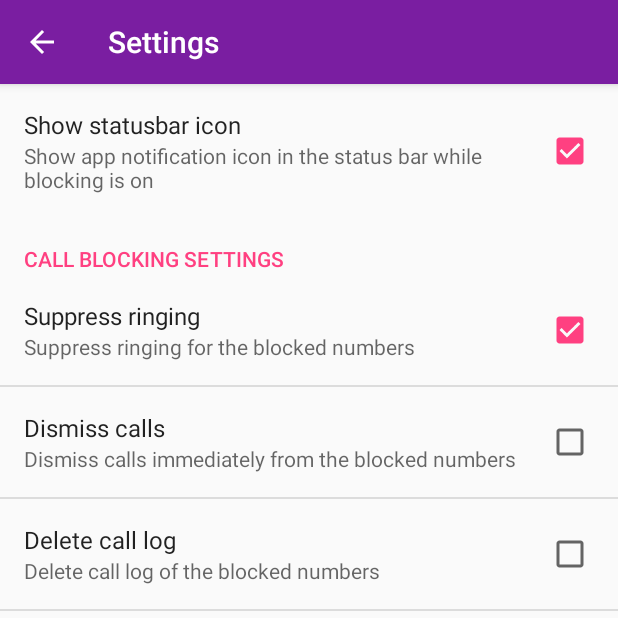
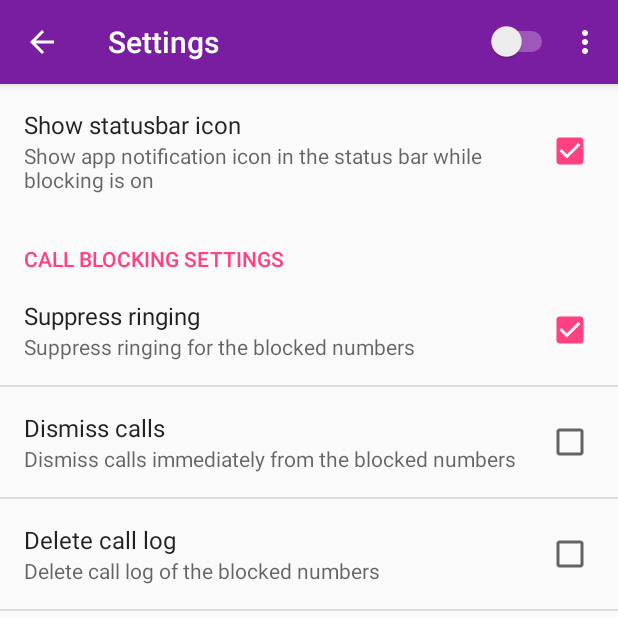
Before and after one commit to owlab-exp/101-4, an Android app: the screen it shows after launch (MainActivity), in the options menu, after a tap on "Settings", on a phone screen of 412 x 824 dp, the top half of it. Run offline under Robolectric (Android 15) with nearby library versions, the phone set to English and light mode, and no system bars.

Commit message:
Refine settings fragment's actiion bar adjustment

```diff
--- a/app/src/main/java/com/owlab/callblocker/MainActivity.java
+++ b/app/src/main/java/com/owlab/callblocker/MainActivity.java
@@ -8,7 +8,6 @@ import android.support.v7.app.AppCompatActivity;
 import android.support.v7.widget.Toolbar;
 import android.view.Menu;
 import android.view.MenuItem;
-import android.view.View;
 import android.widget.Switch;
 
 import com.owlab.callblocker.fragment.PhoneListFragment;
@@ -38,6 +37,8 @@ public class MainActivity extends AppCompatActivity {
     }
 
     private Menu menu;
+
+    public Menu getMenu() {return this.menu;}
 
     @Override
     public boolean onCreateOptionsMenu(Menu menu) {
@@ -99,27 +100,27 @@ public class MainActivity extends AppCompatActivity {
         mainOnOffSwitch.setChecked(checked);
     }
 
-    public void changeActionBar(String title) {
-        if (getSupportActionBar() != null) {
-            getSupportActionBar().setTitle(title);
-            getSupportActionBar().setDisplayHomeAsUpEnabled(true);
-        }
+    //public void changeActionBarContent(String title) {
+    //    if (getSupportActionBar() != null) {
+    //        getSupportActionBar().setTitle(title);
+    //        getSupportActionBar().setDisplayHomeAsUpEnabled(true);
+    //    }
 
-        if (menu != null) {
-            menu.findItem(R.id.menuitem_main_onoff_switch_layout).getActionView().findViewById(R.id.action_main_onoff_switch).setVisibility(View.INVISIBLE);
-            menu.findItem(R.id.menuitem_settings).setVisible(false);
-        }
-    }
+    //    if (menu != null) {
+    //        menu.findItem(R.id.menuitem_main_onoff_switch_layout).getActionView().findViewById(R.id.action_main_onoff_switch).setVisibility(View.INVISIBLE);
+    //        menu.findItem(R.id.menuitem_settings).setVisible(false);
+    //    }
+    //}
 
-    public void restoreActionBar() {
-        if (getSupportActionBar() != null) {
-            getSupportActionBar().setTitle(R.string.app_name);
-            getSupportActionBar().setDisplayHomeAsUpEnabled(false);
-        }
+    //public void restoreActionBar() {
+    //    if (getSupportActionBar() != null) {
+    //        getSupportActionBar().setTitle(R.string.app_name);
+    //        getSupportActionBar().setDisplayHomeAsUpEnabled(false);
+    //    }
 
-        if(menu != null) {
-            menu.findItem(R.id.menuitem_main_onoff_switch_layout).getActionView().findViewById(R.id.action_main_onoff_switch).setVisibility(View.VISIBLE);
-            menu.findItem(R.id.menuitem_settings).setVisible(true);
-        }
-    }
+    //    if(menu != null) {
+    //        menu.findItem(R.id.menuitem_main_onoff_switch_layout).getActionView().findViewById(R.id.action_main_onoff_switch).setVisibility(View.VISIBLE);
+    //        menu.findItem(R.id.menuitem_settings).setVisible(true);
+    //    }
+    //}
 }
--- a/app/src/main/java/com/owlab/callblocker/fragment/SettingsFragment.java
+++ b/app/src/main/java/com/owlab/callblocker/fragment/SettingsFragment.java
@@ -1,5 +1,6 @@
 package com.owlab.callblocker.fragment;
 
+import android.content.Context;
 import android.content.SharedPreferences;
 import android.os.Bundle;
 import android.preference.CheckBoxPreference;
@@ -7,7 +8,7 @@ import android.preference.Preference;
 import android.preference.PreferenceFragment;
 import android.preference.PreferenceManager;
 import android.util.Log;
-import android.view.View;
+import android.view.Menu;
 
 import com.owlab.callblocker.FUNS;
 import com.owlab.callblocker.MainActivity;
@@ -44,21 +45,68 @@ public class SettingsFragment extends PreferenceFragment implements SharedPrefer
         deleteCallLogPref.setOnPreferenceChangeListener(new FUNS.DeleteCallLogPrefChangeListener(getActivity()));
     }
 
+    //@Override
+    //public void onViewCreated(View view, Bundle savedInstanceState) {
+    //    ((MainActivity)getActivity()).changeActionBarContent("Settings");
+    //}
+
+    //@Override
+    //public void onPause() {
+    //    super.onPause();
+    //    ((MainActivity)getActivity()).restoreActionBar();
+    //}
+
+    //@Override
+    //public void onResume() {
+    //    super.onResume();
+    //    ((MainActivity)getActivity()).changeActionBarContent("Settings");
+    //}
+
+    Context parentContext;
+
     @Override
-    public void onViewCreated(View view, Bundle savedInstanceState) {
-        ((MainActivity)getActivity()).changeActionBar("Settings");
+    public void onAttach(Context context) {
+        super.onAttach(context);
+        Log.d(TAG, ">>>>> attached");
+
+        parentContext = context;
+
+        if(parentContext instanceof MainActivity) {
+            MainActivity mainActivity = (MainActivity)parentContext;
+            //mainActivity.changeActionBarContent("Settings");
+            android.support.v7.app.ActionBar mainActionBar =  mainActivity.getSupportActionBar();
+            mainActionBar.setTitle("Settings");
+            mainActionBar.setDisplayHomeAsUpEnabled(true);
+
+            Menu mainMenu = mainActivity.getMenu();
+            if(mainMenu != null) {
+                //mainMenu.findItem(R.id.menuitem_main_onoff_switch_layout).getActionView().findViewById(R.id.action_main_onoff_switch).setVisibility(View.INVISIBLE);
+                //mainMenu.findItem(R.id.menuitem_settings).setVisible(false);
+                mainMenu.findItem(R.id.menuitem_settings).setEnabled(false);
+            }
+
+        }
     }
 
     @Override
-    public void onPause() {
-        super.onPause();
-        ((MainActivity)getActivity()).restoreActionBar();
-    }
+    public void onDetach() {
+        super.onDetach();
+        Log.d(TAG, ">>>>> detached");
 
-    @Override
-    public void onResume() {
-        super.onResume();
-        ((MainActivity)getActivity()).changeActionBar("Settings");
+        if(parentContext != null && parentContext instanceof MainActivity) {
+            MainActivity mainActivity = (MainActivity) parentContext;
+            //mainActivity.restoreActionBar();
+            android.support.v7.app.ActionBar mainActionBar =  mainActivity.getSupportActionBar();
+            mainActionBar.setTitle(R.string.app_name);
+            mainActionBar.setDisplayHomeAsUpEnabled(false);
+
+            Menu mainMenu = mainActivity.getMenu();
+            if(mainMenu != null) {
+                //mainMenu.findItem(R.id.menuitem_main_onoff_switch_layout).getActionView().findViewById(R.id.action_main_onoff_switch).setVisibility(View.INVISIBLE);
+                //mainMenu.findItem(R.id.menuitem_settings).setVisible(true);
+                mainMenu.findItem(R.id.menuitem_settings).setEnabled(true);
+            }
+        }
     }
 
     @Override
```
